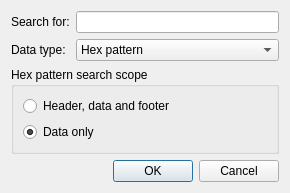
Old version of the form searchdialog.ui in the repository LongSoft/UEFITool.
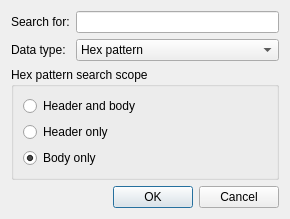
New version of the form.

Patch:
```diff
--- a/searchdialog.ui
+++ b/searchdialog.ui
@@ -7,7 +7,7 @@
     <x>0</x>
     <y>0</y>
     <width>290</width>
-    <height>172</height>
+    <height>195</height>
    </rect>
   </property>
   <property name="windowTitle">
@@ -77,14 +77,21 @@
           <item>
            <widget class="QRadioButton" name="allRadioButton">
             <property name="text">
-             <string>Header, data and footer</string>
+             <string>Header and body</string>
             </property>
            </widget>
           </item>
           <item>
            <widget class="QRadioButton" name="dataOnlyRadioButton">
             <property name="text">
-             <string>Data only</string>
+             <string>Header only</string>
+            </property>
+           </widget>
+          </item>
+          <item>
+           <widget class="QRadioButton" name="bodyOnlyRadioButton">
+            <property name="text">
+             <string>Body only</string>
             </property>
             <property name="checked">
              <bool>true</bool>
```
Left out of the diff: 4 changed lines with no effect on the pictures.
